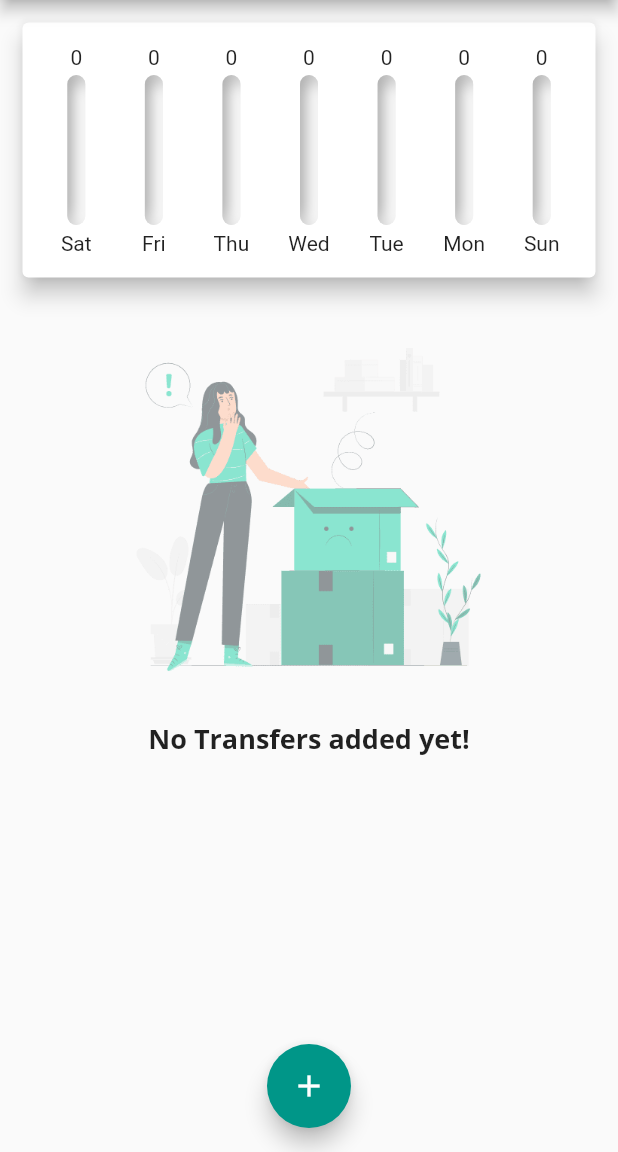
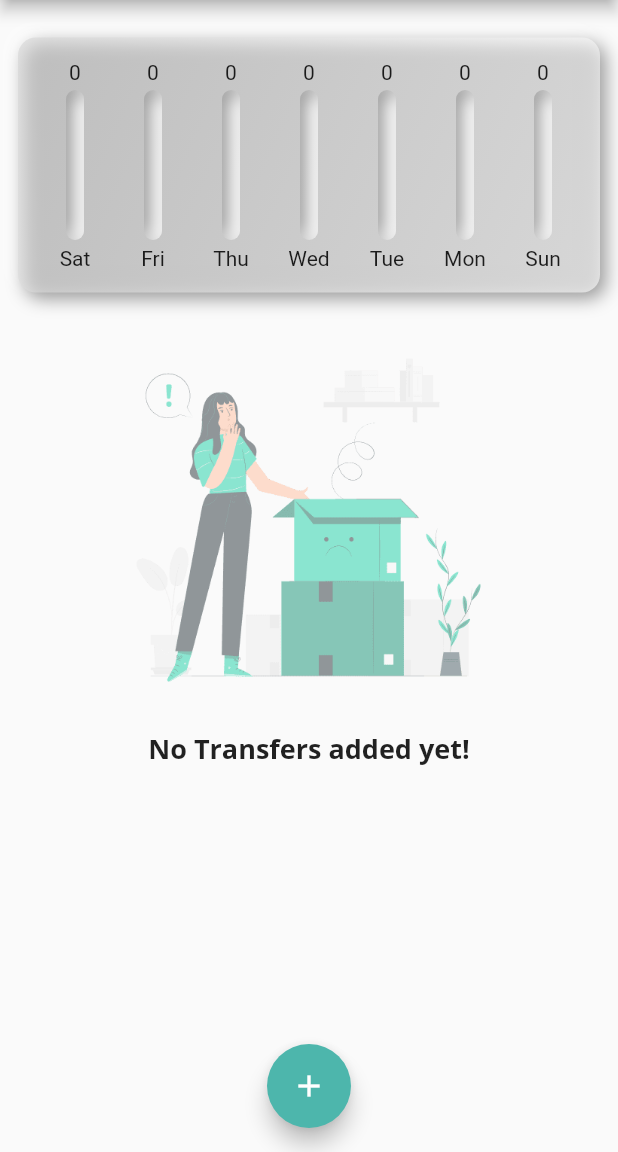
Before and after one commit to AbdelrahmanEssamA/Expenses-App, a Flutter app: the screen it shows after launch, on a phone screen of 412 x 824 dp, the part 84-1236 px from its top. Run offline on Flutter 3.47's test engine with Material 2 defaults, Android fonts, the phone set to English and light mode, and no system bars; drawn by our look-alikes of flutter_neumorphic; Roboto replaces fonts that are missing (Open Sans).

Commit message:
added more neumorphic look

```diff
--- a/lib/main.dart
+++ b/lib/main.dart
@@ -91,7 +91,7 @@ class _MyHomePageState extends State<MyHomePage> {
       ),
       floatingActionButtonLocation: FloatingActionButtonLocation.centerFloat,
       floatingActionButton: FloatingActionButton(
-        backgroundColor: Colors.teal,
+        backgroundColor: Colors.teal[300],
         foregroundColor: Colors.white,
         onPressed: () => _startAddNewTransaction(context),
         child: Icon(Icons.add),
--- a/lib/widgets/chart.dart
+++ b/lib/widgets/chart.dart
@@ -2,6 +2,7 @@ import 'package:flutter/material.dart';
 import 'package:intl/intl.dart';
 import './chart_bar.dart';
 import '../models/transaction.dart';
+import 'package:flutter_neumorphic/flutter_neumorphic.dart';
 
 class Chart extends StatelessWidget {
   final List<Transaction> recentTransactions;
@@ -35,11 +36,18 @@ class Chart extends StatelessWidget {
   @override
   Widget build(BuildContext context) {
     print(groupedTransactions);
-    return Card(
-      elevation: 6,
-      margin: EdgeInsets.all(15),
-      child: Container(
-        padding: EdgeInsets.symmetric(vertical: 15, horizontal: 10),
+    return Neumorphic(
+      margin: EdgeInsets.fromLTRB(12, 25, 12, 12),
+      style: NeumorphicStyle(
+        shape: NeumorphicShape.concave,
+        boxShape: NeumorphicBoxShape.roundRect(BorderRadius.circular(12)),
+        depth: 8,
+        lightSource: LightSource.topLeft,
+        intensity: .7,
+        color: Colors.white54,
+      ),
+      child: Padding(
+        padding: EdgeInsets.symmetric(horizontal: 12, vertical: 15),
         child: Row(
           mainAxisAlignment: MainAxisAlignment.spaceAround,
           children: groupedTransactions.map((data) {
```
Also changed, not shown: lib/widgets/transaction_list.dart (+10 -8 lines).
